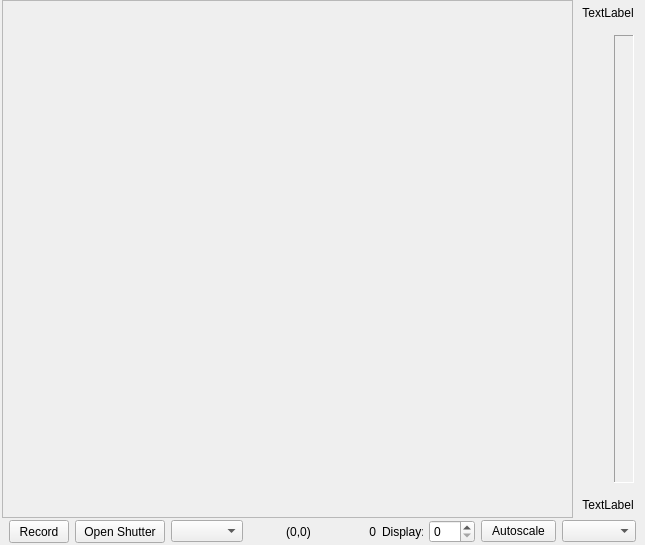
The window that storm_control/hal4000/qtdesigner/camera-display.ui (ZhuangLab/storm-control) describes before a commit, drawn with Qt 5.
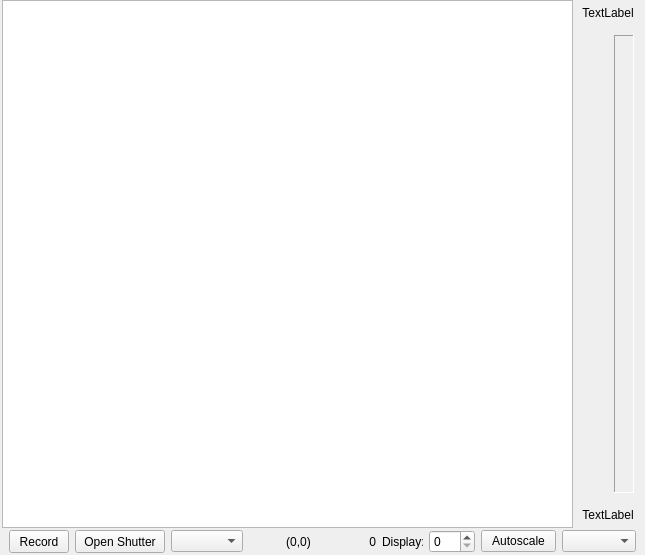
The same window after the commit. Custom widgets are drawn as their Qt base class.

Commit message: Initial (sort of) working version that uses a QGraphicsView to display camera images.

The edit to the form file:
```diff
--- a/storm_control/hal4000/qtdesigner/camera-display.ui
+++ b/storm_control/hal4000/qtdesigner/camera-display.ui
@@ -7,7 +7,7 @@
     <x>0</x>
     <y>0</y>
     <width>645</width>
-    <height>545</height>
+    <height>555</height>
    </rect>
   </property>
   <property name="windowTitle">
@@ -43,6 +43,12 @@
        <verstretch>0</verstretch>
       </sizepolicy>
      </property>
+     <property name="minimumSize">
+      <size>
+       <width>0</width>
+       <height>0</height>
+      </size>
+     </property>
      <property name="maximumSize">
       <size>
        <width>16777215</width>
@@ -66,29 +72,13 @@
        <number>0</number>
       </property>
       <item>
-       <widget class="QCameraScrollArea" name="cameraScrollArea">
+       <widget class="QGraphicsView" name="cameraGraphicsView">
         <property name="minimumSize">
          <size>
-          <width>514</width>
-          <height>514</height>
+          <width>520</width>
+          <height>524</height>
          </size>
         </property>
-        <property name="autoFillBackground">
-         <bool>false</bool>
-        </property>
-        <property name="widgetResizable">
-         <bool>true</bool>
-        </property>
-        <widget class="QWidget" name="scrollAreaWidgetContents">
-         <property name="geometry">
-          <rect>
-           <x>0</x>
-           <y>0</y>
-           <width>569</width>
-           <height>512</height>
-          </rect>
-         </property>
-        </widget>
        </widget>
       </item>
       <item>
@@ -418,14 +408,6 @@
    </item>
   </layout>
  </widget>
- <customwidgets>
-  <customwidget>
-   <class>QCameraScrollArea</class>
-   <extends>QScrollArea</extends>
-   <header>storm_control.hal4000.qtWidgets.qtCameraScrollArea</header>
-   <container>1</container>
-  </customwidget>
- </customwidgets>
  <resources/>
  <connections/>
 </ui>
```
The commit also changes 3 other files.
